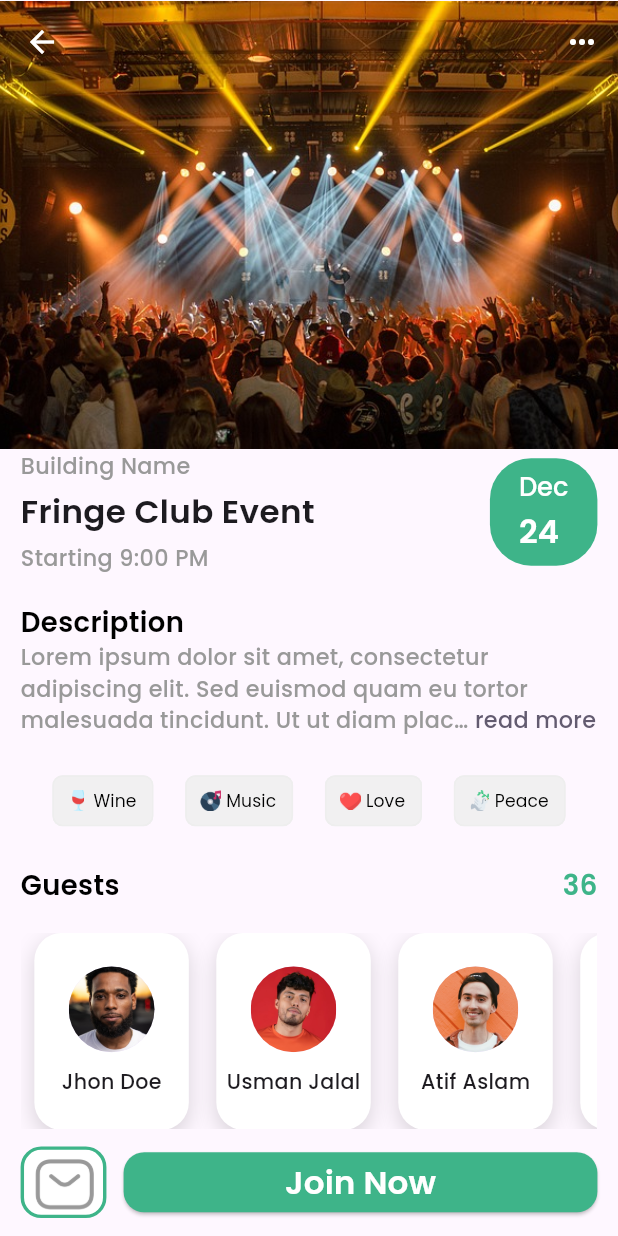
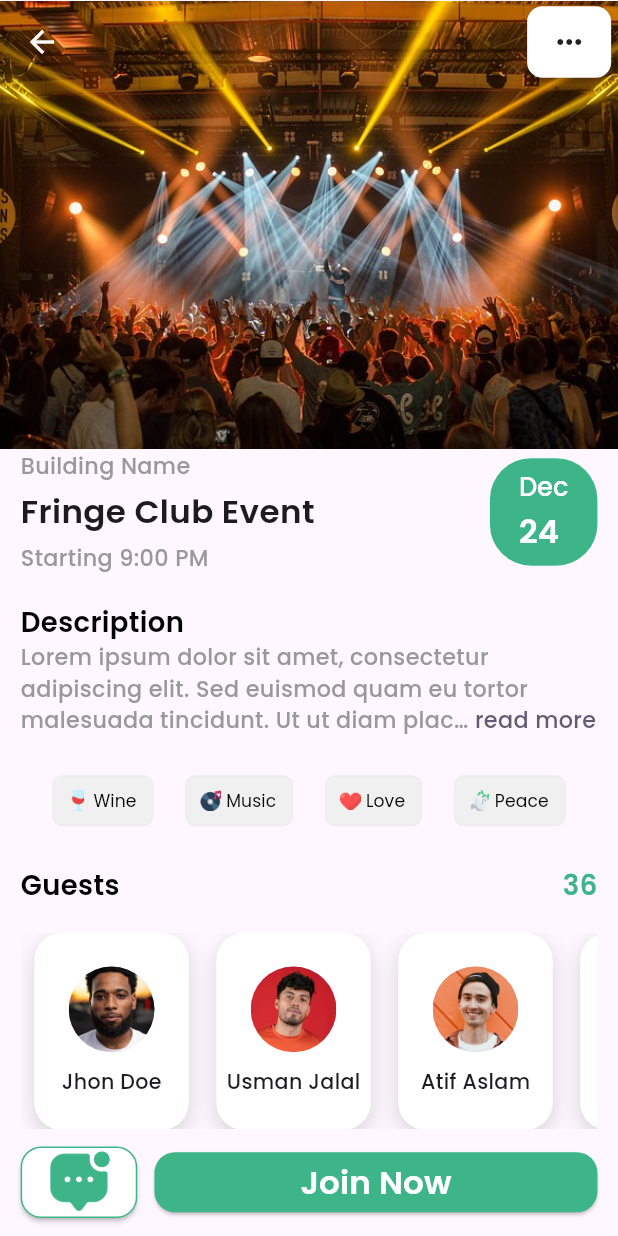
Before and after one commit to ujjvaljoshi45/demo_ujjval, a Flutter app: the screen it shows after launch, after a tap on "Super User", on a phone screen of 412 x 824 dp. Run offline on Flutter 3.47's test engine with Material 3 defaults, Android fonts, the light colour scheme and no system bars; drawn by our look-alikes of readmore; our stand-ins replace flutter_map, flutter_screenutil, fluttertoast, font_awesome_flutter, get, google_fonts and 1 more.

Commit message:
almost there

```diff
--- a/lib/views/event/event_screen.dart
+++ b/lib/views/event/event_screen.dart
@@ -5,38 +5,29 @@ import 'package:demo_ujjval/utils/styles.dart';
 import 'package:demo_ujjval/utils/tools.dart';
 import 'package:demo_ujjval/views/event/widgets/alert_info_widget.dart';
 import 'package:demo_ujjval/views/event/widgets/guest_slider.dart';
+import 'package:demo_ujjval/views/event/widgets/map_widget.dart';
 import 'package:demo_ujjval/views/home/widgets/activity_chips.dart';
 import 'package:flutter/material.dart';
-import 'package:flutter_map/flutter_map.dart';
 import 'package:flutter_screenutil/flutter_screenutil.dart';
-import 'package:font_awesome_flutter/font_awesome_flutter.dart';
 import 'package:get/get.dart';
-import 'package:latlong2/latlong.dart';
 import 'package:readmore/readmore.dart';
-import 'package:url_launcher/url_launcher.dart';
 
-class EventScreen extends StatefulWidget {
+class EventScreen extends StatelessWidget {
   const EventScreen({super.key, required this.event});
   final Event event;
 
-  @override
-  State<EventScreen> createState() => _EventScreenState();
-}
-
-class _EventScreenState extends State<EventScreen> {
   @override
   Widget build(BuildContext context) {
     return Scaffold(
       body: CustomScrollView(
         slivers: [
           SliverAppBar(
-
             expandedHeight: 300.0,
             pinned: false,
             flexibleSpace: FlexibleSpaceBar(
               background: CarouselSlider(
                 items: [
-                  for (String image in widget.event.images)
+                  for (String image in event.images)
                     Image.asset(
                       image,
                       width: double.infinity.w,
@@ -59,9 +50,18 @@ class _EventScreenState extends State<EventScreen> {
               onPressed: () => Get.back(),
             ),
             actions: [
-              IconButton(
-                icon: const Icon(Icons.more_horiz_rounded, color: AppColors.white),
+              MaterialButton(
                 onPressed: () {},
+                color: AppColors.white,
+                elevation: 1.3,
+                height: 40.h,
+                minWidth: 40.h,
+                shape: RoundedRectangleBorder(
+                    borderRadius: BorderRadius.circular(9.r)),
+                child: const Icon(Icons.more_horiz_rounded),
+              ),
+              SizedBox(
+                width: 4.w,
               ),
             ],
           ),
@@ -78,38 +78,45 @@ class _EventScreenState extends State<EventScreen> {
                           alignment: Alignment.centerLeft,
                           child: Text("Description", style: AppStyles.heading)),
                       ReadMoreText(
-                        widget.event.description,
+                        event.description,
                         style: AppStyles.subtitle,
                         trimLength: 120,
                         isExpandable: true,
                       ),
                       Tools.space16h,
-                      ActivityChips(activities: widget.event.activities),
+                      ActivityChips(activities: event.activities),
                       Tools.space16h,
                       // Guest Slider Heading
                       Row(
                         mainAxisAlignment: MainAxisAlignment.spaceBetween,
                         children: [
                           Text("Guests", style: AppStyles.heading),
-                          Text(widget.event.guestCount.toString(),style: AppStyles.heading.copyWith(color: AppColors.main),),
+                          Text(
+                            event.guestCount.toString(),
+                            style: AppStyles.heading
+                                .copyWith(color: AppColors.main),
+                          ),
                         ],
                       ),
                       Tools.space16h,
                       GuestSlider(
-                        guests: widget.event.guestPreview,
+                        guests: event.guestPreview,
                       ),
                       Tools.space16h,
+
                       AlertInfoWidget(
-                        text: widget.event.info,
+                        text: event.info,
                       ),
                       Tools.space16h,
                       Align(
                         alignment: Alignment.centerLeft,
                         child: RichText(
                             text: TextSpan(children: [
-                          TextSpan(text: "Location\n", style: AppStyles.heading),
                           TextSpan(
-                              text: widget.event.addressData.address, style: AppStyles.subtitle),
+                              text: "Location\n", style: AppStyles.heading),
+                          TextSpan(
+                              text: event.addressData.address,
+                              style: AppStyles.subtitle),
                         ])),
                       ),
                       Tools.space16h,
@@ -117,8 +124,8 @@ class _EventScreenState extends State<EventScreen> {
                           height: 200.h,
                           width: double.infinity.w,
                           child: MapWidget(
-                            latitude: widget.event.addressData.latitude,
-                            longitude: widget.event.addressData.longitude,
+                            latitude: event.addressData.latitude,
+                            longitude: event.addressData.longitude,
                           )),
                     ],
                   ),
@@ -146,12 +153,13 @@ class _EventScreenState extends State<EventScreen> {
               ),
               Tools.space4h,
               Text(
-                widget.event.title,
-                style: AppStyles.poppins.copyWith(fontWeight: FontWeight.w600, fontSize: 19.sp),
+                event.title,
+                style: AppStyles.poppins
+                    .copyWith(fontWeight: FontWeight.w600, fontSize: 19.sp),
               ),
               Tools.space4h,
               Text(
-                "Starting ${widget.event.startTime}",
+                "Starting ${event.startTime}",
                 style: AppStyles.subtitle,
               ),
             ],
@@ -169,12 +177,12 @@ class _EventScreenState extends State<EventScreen> {
                   text: TextSpan(children: [
                     TextSpan(
                         text: "Dec\n",
-                        style: AppStyles.poppins
-                            .copyWith(fontSize: 15.sp, fontWeight: FontWeight.w500)),
+                        style: AppStyles.poppins.copyWith(
+                            fontSize: 15.sp, fontWeight: FontWeight.w500)),
                     TextSpan(
                         text: "24",
-                        style: AppStyles.poppins
-                            .copyWith(fontSize: 19.sp, fontWeight: FontWeight.w600))
+                        style: AppStyles.poppins.copyWith(
+                            fontSize: 19.sp, fontWeight: FontWeight.w600))
                   ])),
             ),
           )
@@ -188,23 +196,19 @@ class _EventScreenState extends State<EventScreen> {
           child: Row(
             crossAxisAlignment: CrossAxisAlignment.center,
             children: [
-              GestureDetector(
-                onTap: () {},
-                child: Container(
+              MaterialButton(
+                onPressed: () {},
+                color: AppColors.white,
+                elevation: 1.3,
+                height: 40.h,
+                minWidth: 40.h,
+                shape: RoundedRectangleBorder(
+                    borderRadius: BorderRadius.circular(12.r),
+                    side: const BorderSide(color: AppColors.main)),
+                child: Image.asset(
+                  "assets/notif.png",
                   height: 40.0.h,
-                  width: 50.0.w,
-                  decoration: BoxDecoration(
-                    color: Colors.white, // Background color of the container
-                    borderRadius: BorderRadius.circular(12.0.r),
-                    border: Border.all(color: AppColors.main, width: 2.0.w),
-                  ),
-                  child: Center(
-                    child: Image.asset(
-                      "assets/sms.png",
-                      height: 40.0.h,
-                      width: 40.0.w,
-                    ),
-                  ),
+                  width: 40.0.w,
                 ),
               ),
               SizedBox(
@@ -214,15 +218,20 @@ class _EventScreenState extends State<EventScreen> {
                 child: ElevatedButton(
                   onPressed: () {},
                   style: ButtonStyle(
-                      fixedSize: WidgetStatePropertyAll(Size(50.h, double.infinity)),
+                      fixedSize:
+                          WidgetStatePropertyAll(Size(50.h, double.infinity)),
                       shape: WidgetStatePropertyAll(
-                        RoundedRectangleBorder(borderRadius: BorderRadius.circular(12.r)),
+                        RoundedRectangleBorder(
+                            borderRadius: BorderRadius.circular(12.r)),
                       ),
-                      backgroundColor: const WidgetStatePropertyAll(AppColors.main)),
+                      backgroundColor:
+                          const WidgetStatePropertyAll(AppColors.main)),
                   child: Text(
                     "Join Now",
                     style: AppStyles.poppins.copyWith(
-                        fontWeight: FontWeight.w600, fontSize: 19.sp, color: AppColors.white),
+                        fontWeight: FontWeight.w600,
+                        fontSize: 19.sp,
+                        color: AppColors.white),
                   ),
                 ),
               )
@@ -231,48 +240,3 @@ class _EventScreenState extends State<EventScreen> {
         ),
       );
 }
-
-class MapWidget extends StatefulWidget {
-  const MapWidget({super.key, required this.latitude, required this.longitude});
-  final double latitude;
-  final double longitude;
-  @override
-  State<MapWidget> createState() => _MapWidgetState();
-}
-
-class _MapWidgetState extends State<MapWidget> {
-  @override
-  Widget build(BuildContext context) {
-    return Card(
-      shape: RoundedRectangleBorder(borderRadius: BorderRadius.circular(24.r)),
-      child: FlutterMap(
-        options: MapOptions(
-          initialCenter: LatLng(widget.latitude, widget.longitude), // Center the map over London
-          initialZoom: 9.2,
-        ),
-        children: [
-          TileLayer(
-            // Display map tiles from any source
-            urlTemplate: 'https://tile.openstreetmap.org/{z}/{x}/{y}.png', // OSMF's Tile Server
-            userAgentPackageName: 'com.example.app',
-            // And many more recommended properties!
-          ),
-          MarkerLayer(markers: [
-            Marker(point: LatLng(widget.latitude, widget.longitude), child: FaIcon(FontAwesomeIcons.locationPin,size: 22.sp,),),
-          ]),
-          RichAttributionWidget(
-            // Include a stylish prebuilt attribution widget that meets all requirments
-            attributions: [
-              TextSourceAttribution(
-                'OpenStreetMap contributors',
-                onTap: () =>
-                    launchUrl(Uri.parse('https://openstreetmap.org/copyright')), // (external)
-              ),
-              // Also add images...
-            ],
-          ),
-        ],
-      ),
-    );
-  }
-}
--- a/lib/views/event/widgets/alert_info_widget.dart
+++ b/lib/views/event/widgets/alert_info_widget.dart
@@ -11,9 +11,9 @@ class AlertInfoWidget extends StatelessWidget {
     return Container(
       decoration: BoxDecoration(
         border: Border.all(color: AppColors.main, width: 3),
-        borderRadius: BorderRadius.circular(12.r),
+        borderRadius: BorderRadius.circular(20.r),
       ),
-      padding: EdgeInsets.all(4.r),
+      padding: EdgeInsets.symmetric(vertical: 9.h, horizontal: 20.w),
       child: Row(
         children: [
           Image.asset(
@@ -30,7 +30,10 @@ class AlertInfoWidget extends StatelessWidget {
                 Text(
                   text,
                   softWrap: true,
-                  style: AppStyles.poppins.copyWith(color: AppColors.main,fontSize: 12.sp,fontWeight: FontWeight.w500),
+                  style: AppStyles.poppins.copyWith(
+                      color: AppColors.main,
+                      fontSize: 12.sp,
+                      fontWeight: FontWeight.w500),
                 )
               ],
             ),
--- a/lib/views/event/widgets/guest_slider.dart
+++ b/lib/views/event/widgets/guest_slider.dart
@@ -12,6 +12,8 @@ class GuestSlider extends StatelessWidget {
   Widget build(BuildContext context) {
     return SingleChildScrollView(
       scrollDirection: Axis.horizontal,
+      child: Padding(
+        padding: const EdgeInsets.only( bottom: 16.0),
         child: Row(
           children: [
             for (GuestData guest in guests)
@@ -50,6 +52,7 @@ class GuestSlider extends StatelessWidget {
               ),
           ],
         ),
+      ),
     );
   }
 }
--- /dev/null
+++ b/lib/views/event/widgets/map_widget.dart
@@ -0,0 +1,65 @@
+import 'package:demo_ujjval/utils/colors.dart';
+import 'package:flutter/material.dart';
+import 'package:flutter_map/flutter_map.dart';
+import 'package:flutter_screenutil/flutter_screenutil.dart';
+import 'package:font_awesome_flutter/font_awesome_flutter.dart';
+import 'package:latlong2/latlong.dart';
+import 'package:url_launcher/url_launcher.dart';
+
+class MapWidget extends StatefulWidget {
+  const MapWidget({super.key, required this.latitude, required this.longitude});
+  final double latitude;
+  final double longitude;
+  @override
+  State<MapWidget> createState() => _MapWidgetState();
+}
+
+class _MapWidgetState extends State<MapWidget> {
+  @override
+  Widget build(BuildContext context) {
+    return Container(
+      decoration: BoxDecoration(
+          borderRadius: BorderRadius.circular(15.r),
+          border: Border.all(color: AppColors.main, width: 2.w)),
+      child: ClipRRect(
+        borderRadius: BorderRadius.circular(15.r),
+        child: FlutterMap(
+          options: MapOptions(
+            initialCenter: LatLng(
+                widget.latitude, widget.longitude), // Center the map over London
+            initialZoom: 9.2,
+          ),
+          children: [
+            TileLayer(
+              // Display map tiles from any source
+              urlTemplate:
+                  'https://tile.openstreetmap.org/{z}/{x}/{y}.png', // OSMF's Tile Server
+              userAgentPackageName: 'com.example.app',
+              // And many more recommended properties!
+            ),
+            MarkerLayer(markers: [
+              Marker(
+                point: LatLng(widget.latitude, widget.longitude),
+                child: FaIcon(
+                  FontAwesomeIcons.locationPin,
+                  size: 22.sp,
+                ),
+              ),
+            ]),
+            RichAttributionWidget(
+              // Include a stylish prebuilt attribution widget that meets all requirments
+              attributions: [
+                TextSourceAttribution(
+                  'OpenStreetMap contributors',
+                  onTap: () => launchUrl(Uri.parse(
+                      'https://openstreetmap.org/copyright')), // (external)
+                ),
+                // Also add images...
+              ],
+            ),
+          ],
+        ),
+      ),
+    );
+  }
+}
--- a/lib/views/home/widgets/event_card.dart
+++ b/lib/views/home/widgets/event_card.dart
@@ -17,6 +17,7 @@ class EventCard extends StatelessWidget {
       shape: RoundedRectangleBorder(
         borderRadius: BorderRadius.circular(20.r),
       ),
+
       elevation: 8,
       child: Padding(
         padding: EdgeInsets.all(12.0.r),
@@ -57,13 +58,13 @@ class EventCard extends StatelessWidget {
             ),
             Tools.space8h,
             // Venue
-            InfoWidget(
+            CardInfoWidget(
               image: "assets/pin.png",
               text: data.addressData.address,
             ),
             Tools.space8h,
             // Date and Time
-            InfoWidget(
+            CardInfoWidget(
               image: "assets/calender.png",
               text: "${data.date} | ${data.timeRange}",
             ),
--- a/lib/views/home/widgets/info_widget.dart
+++ b/lib/views/home/widgets/info_widget.dart
@@ -3,10 +3,10 @@ import 'package:demo_ujjval/utils/styles.dart';
 import 'package:flutter/material.dart';
 import 'package:flutter_screenutil/flutter_screenutil.dart';
 
-class InfoWidget extends StatelessWidget {
+class CardInfoWidget extends StatelessWidget {
   final String image;
   final String text;
-  const InfoWidget({super.key, required this.image, required this.text});
+  const CardInfoWidget({super.key, required this.image, required this.text});
   @override
   Widget build(BuildContext context) {
     return Row(
@@ -22,10 +22,9 @@ class InfoWidget extends StatelessWidget {
         ),
         Text(
           text,
-          style: AppStyles.poppins.copyWith(
-            fontSize: 12.sp,
-            color: AppColors.main,
-          ),
+          softWrap: true,
+          maxLines: 1,
+          style: AppStyles.subtitle.copyWith(fontSize: 12.sp),
         ),
       ],
     );
```
Also changed, not shown: assets/notif.dart (added), assets/notif.png (added). Lines whose indentation alone changed are shown as unchanged.
